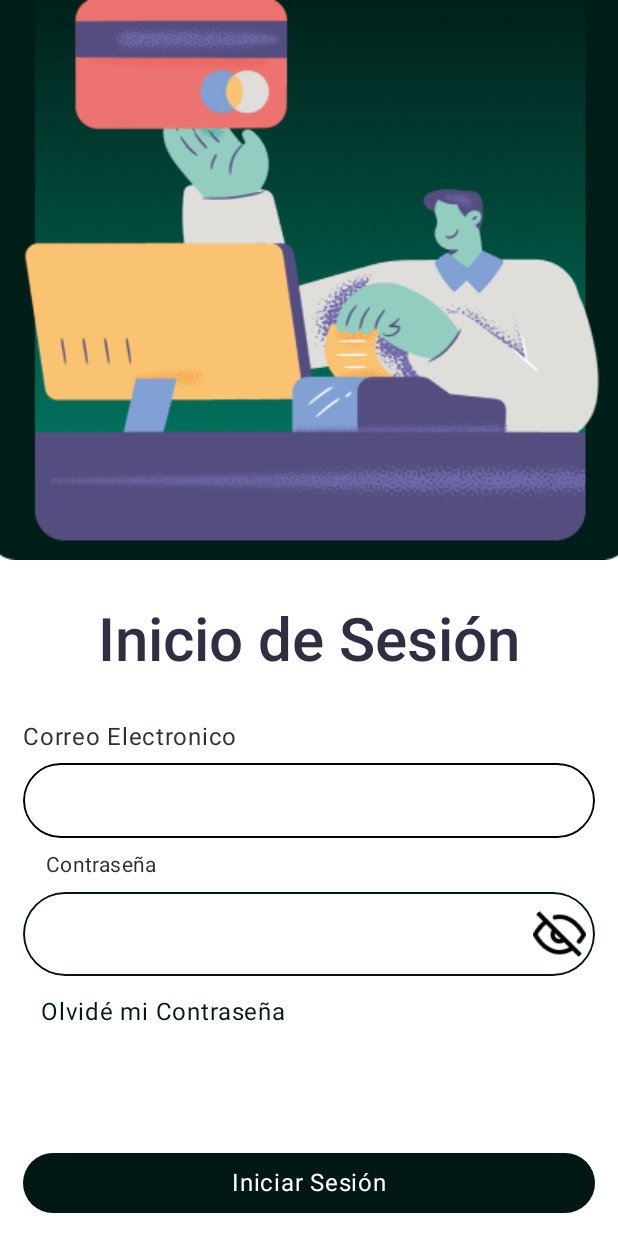
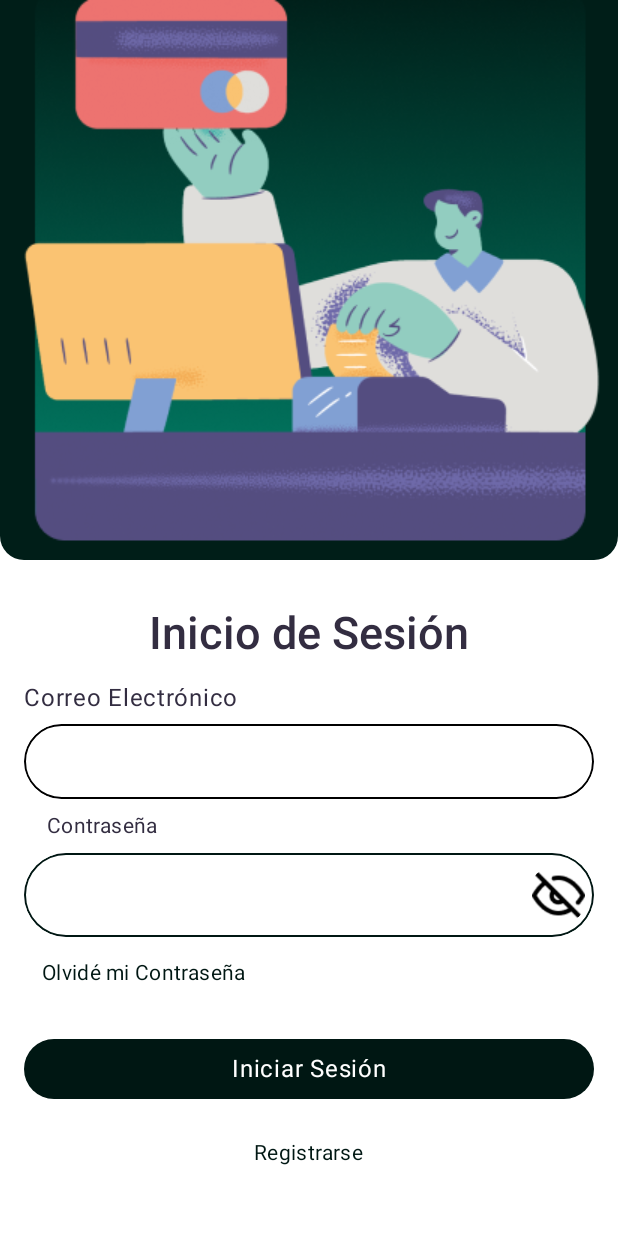
Before and after one commit to VieraFederico/Poty_Mobile, an Android app built with Jetpack Compose: the screen it shows after launch (MainActivity), after a tap on "Iniciar Sesión", on a phone screen of 412 x 824 dp. Run offline under Robolectric (Android 15) with nearby library versions, the phone set to English and light mode, and no system bars.

Commit message:
login responsive

```diff
--- a/app/src/main/java/hci/mobile/poty/screens/login/LoginScreen.kt
+++ b/app/src/main/java/hci/mobile/poty/screens/login/LoginScreen.kt
@@ -1,45 +1,41 @@
 package hci.mobile.poty.screens.login
 
 import androidx.compose.foundation.Image
-import androidx.compose.foundation.layout.Arrangement
-import androidx.compose.foundation.layout.Column
-import androidx.compose.foundation.layout.Spacer
-import androidx.compose.foundation.layout.fillMaxSize
-import androidx.compose.foundation.layout.fillMaxWidth
-import androidx.compose.foundation.layout.height
-import androidx.compose.foundation.layout.padding
-import androidx.compose.material3.Button
-import androidx.compose.material3.MaterialTheme
-import androidx.compose.material3.OutlinedTextField
-import androidx.compose.material3.Scaffold
-import androidx.compose.material3.Text
-import androidx.compose.runtime.Composable
-import androidx.compose.runtime.getValue
-import androidx.compose.ui.Modifier
-import androidx.compose.ui.tooling.preview.Preview
-import androidx.compose.ui.unit.dp
-import hci.mobile.poty.ui.theme.PotyTheme
 import androidx.compose.foundation.layout.*
+import androidx.compose.foundation.shape.RoundedCornerShape
 import androidx.compose.material3.*
-import androidx.compose.material3.Typography
 import androidx.compose.runtime.*
-
 import androidx.compose.runtime.collectAsState
 import androidx.compose.ui.Alignment
+import androidx.compose.ui.Modifier
+import androidx.compose.ui.draw.clip
 import androidx.compose.ui.layout.ContentScale
 import androidx.compose.ui.res.painterResource
+import androidx.compose.ui.tooling.preview.Preview
+import androidx.compose.ui.unit.Dp
+import androidx.compose.ui.unit.dp
 import hci.mobile.poty.R
+import hci.mobile.poty.ui.theme.PotyTheme
 import hci.mobile.poty.ui.theme.White
 import hci.mobile.poty.utils.PasswordFieldWithLabel
 import hci.mobile.poty.utils.TextFieldWithLabel
+import hci.mobile.poty.utils.WindowSizeClass
+import hci.mobile.poty.utils.calculateWindowSizeClass
+import hci.mobile.poty.utils.isLandscape
+import hci.mobile.poty.utils.isTablet
 
 @Composable
 fun LoginScreen(
     viewModel: LoginViewModel = androidx.lifecycle.viewmodel.compose.viewModel(),
     onLoginSuccess: () -> Unit,
-    onNavigateToRegister: () -> Unit
+    onNavigateToRegister: () -> Unit,
+    mockWindowSizeClass: WindowSizeClass? = null
 ) {
     val state by viewModel.state.collectAsState()
+    val windowSizeClass = mockWindowSizeClass ?: calculateWindowSizeClass()
+    val isLandscape = windowSizeClass.isLandscape()
+    val isTablet = windowSizeClass.isTablet()
+    val contentPadding = if (isTablet) 32.dp else 16.dp
 
     viewModel.onLoginSuccess = onLoginSuccess
 
@@ -48,35 +44,142 @@ fun LoginScreen(
             modifier = Modifier.fillMaxSize(),
             containerColor = MaterialTheme.colorScheme.onBackground,
         ) { innerPadding ->
+            if (isLandscape) {
+                Row(
+                    modifier = Modifier
+                        .fillMaxSize()
+                        .padding(innerPadding)
+                ) {
+                Column(
+                    modifier = Modifier
+                        .padding(innerPadding)
+                ) {
+                    LoginImageSection(
+                        modifier = Modifier
+                            .fillMaxHeight(),
+                        windowSizeClass = windowSizeClass
+                    )
+                }
+                Column(modifier = Modifier
+                    .padding(innerPadding)
+                ){
+                    LoginContentSection(
+                        modifier = Modifier
+                            .fillMaxHeight(),
+                        state = state,
+                        viewModel = viewModel,
+                        onNavigateToRegister = onNavigateToRegister,
+                        contentPadding = contentPadding,
+                        windowSizeClass = windowSizeClass
+                    )
+                }
+                }
+
+            } else {
                 Column(
                     modifier = Modifier
                         .fillMaxSize()
                         .padding(innerPadding),
-                    verticalArrangement = Arrangement.Top
+                    verticalArrangement = Arrangement.Top,
+                    horizontalAlignment = Alignment.CenterHorizontally
                 ) {
+
+                    if((windowSizeClass.isTablet() && windowSizeClass.isLandscape()) || !windowSizeClass.isTablet()){
+                        LoginImageSection(
+                            modifier = Modifier
+                                .fillMaxWidth(),
+                            windowSizeClass = windowSizeClass
+                        )
+                    }else{
+                        LoginImageSection(
+                            modifier = Modifier
+                                .fillMaxWidth().fillMaxHeight(0.5f),
+                            windowSizeClass = windowSizeClass
+                        )
+                    }
+
+
+                    LoginContentSection(
+                        modifier = Modifier
+                            .fillMaxWidth(),
+                        state = state,
+                        viewModel = viewModel,
+                        onNavigateToRegister = onNavigateToRegister,
+                        contentPadding = contentPadding,
+                        windowSizeClass = windowSizeClass
+                    )
+                }
+            }
+        }
+    }
+}
+
+@Composable
+fun LoginImageSection(
+    modifier: Modifier,
+    windowSizeClass: WindowSizeClass
+) {
+    val isLandscape = windowSizeClass.isLandscape()
+    val shape = if (isLandscape) {
+        RoundedCornerShape(topStart = 0.dp, topEnd = 16.dp, bottomStart = 0.dp, bottomEnd = 16.dp)
+    } else {
+        RoundedCornerShape(topStart = 0.dp, topEnd = 0.dp, bottomStart = 16.dp, bottomEnd = 16.dp)
+    }
+
+    Box(
+        contentAlignment = Alignment.Center
+    ) {
+        if (!isLandscape) {
             Image(
                 painter = painterResource(id = R.drawable.loginreg),
-                        contentDescription = "Foto Landing",
-                        modifier = Modifier.fillMaxWidth(),
+                contentDescription = "Login Image",
+                modifier = modifier
+                    .clip(shape)
+                    .fillMaxWidth(),
                 contentScale = ContentScale.Crop
             )
+        } else {
+            val height = if(windowSizeClass.isTablet()) 0.8f else 1f
+            Image(
+                painter = painterResource(id = R.drawable.login2),
+                contentDescription = "Login Image",
+                modifier = modifier.wrapContentSize(Alignment.Center).fillMaxWidth(0.5f).fillMaxHeight(height),
+                contentScale = ContentScale.Crop
+            )}
 
-                    Spacer(modifier = Modifier.height(30.dp))
+    }
 
+}
+
+
+@Composable
+fun LoginContentSection(
+    modifier: Modifier,
+    state: LoginState,
+    viewModel: LoginViewModel,
+    onNavigateToRegister: () -> Unit,
+    contentPadding: Dp,
+    windowSizeClass: WindowSizeClass
+) {
+    Column(
+        modifier = modifier
+            .padding(contentPadding)
+            .fillMaxSize(),
+        verticalArrangement = Arrangement.Center,
+        horizontalAlignment = Alignment.CenterHorizontally
+    ) {
         Text(
             text = "Inicio de Sesión",
-                        style = MaterialTheme.typography.titleLarge,
+            style = if (windowSizeClass.isTablet()) MaterialTheme.typography.titleLarge else MaterialTheme.typography.titleMedium,
             modifier = Modifier
                 .padding(bottom = 16.dp)
-                            .align(Alignment.CenterHorizontally)
         )
 
-                        Column(modifier = Modifier.padding(15.dp)) {
-
         TextFieldWithLabel(
-                            label = "Correo Electronico",
+            label = "Correo Electrónico",
             value = state.email,
-                            onValueChange = {viewModel.updateEmail(it)}
+            onValueChange = { viewModel.updateEmail(it) },
+            modifier = Modifier.fillMaxWidth()
         )
 
         Spacer(modifier = Modifier.height(8.dp))
@@ -84,19 +187,21 @@ fun LoginScreen(
         PasswordFieldWithLabel(
             label = "Contraseña",
             value = state.password,
-                            onValueChange = {viewModel.updatePassword(it)}
+            onValueChange = { viewModel.updatePassword(it) },
+            modifier = Modifier.fillMaxWidth()
         )
 
         TextButton(
             onClick = onNavigateToRegister,
+            modifier = Modifier.align(Alignment.Start)
         ) {
             Text(
-                                    text="Olvidé mi Contraseña",
-                                    style = MaterialTheme.typography.bodyLarge,
+                text = "Olvidé mi Contraseña",
+                style = MaterialTheme.typography.bodyMedium,
             )
         }
 
-                        Spacer(modifier = Modifier.height(70.dp))
+        Spacer(modifier = Modifier.height(16.dp))
 
         Button(
             onClick = {
@@ -105,11 +210,10 @@ fun LoginScreen(
             modifier = Modifier.fillMaxWidth()
         ) {
             Text(
-                                text="Iniciar Sesión",
+                text = "Iniciar Sesión",
                 color = White,
                 style = MaterialTheme.typography.bodyLarge,
             )
-
         }
 
         Spacer(modifier = Modifier.height(8.dp))
@@ -119,11 +223,12 @@ fun LoginScreen(
             modifier = Modifier.fillMaxWidth()
         ) {
             Text(
-                                text="Registrarse",
+                text = "Registrarse",
                 style = MaterialTheme.typography.bodyMedium,
             )
         }
 
+        if (state.errorMessage.isNotEmpty()) {
             Text(
                 text = state.errorMessage,
                 color = MaterialTheme.colorScheme.error,
@@ -133,15 +238,61 @@ fun LoginScreen(
         }
     }
 }
-    }
+
+
+
+@Preview(
+    name = "Medium Phone Portrait",
+    device = "spec:width=411dp,height=914dp",
+    showBackground = true
+)
+@Composable
+fun LoginScreenMediumPhonePortraitPreview() {
+    LoginScreen(
+        onLoginSuccess = {},
+        onNavigateToRegister = {},
+        mockWindowSizeClass = WindowSizeClass.MediumPhone
+    )
 }
 
-
-@Preview
+@Preview(
+    name = "Medium Phone Landscape",
+    device = "spec:width=914dp,height=411dp",
+    showBackground = true
+)
 @Composable
-fun LoginScreenPreview() {
+fun LoginScreenMediumPhoneLandscapePreview() {
     LoginScreen(
         onLoginSuccess = {},
-        onNavigateToRegister = {}
+        onNavigateToRegister = {},
+        mockWindowSizeClass = WindowSizeClass.MediumPhoneLandscape
     )
 }
+
+@Preview(
+    name = "Medium Tablet Portrait",
+    device = "spec:width=800dp,height=1280dp",
+    showBackground = true
+)
+@Composable
+fun LoginScreenMediumTabletPortraitPreview() {
+    LoginScreen(
+        onLoginSuccess = {},
+        onNavigateToRegister = {},
+        mockWindowSizeClass = WindowSizeClass.MediumTablet
+    )
+}
+
+@Preview(
+    name = "Medium Tablet Landscape",
+    device = "spec:width=1280dp,height=800dp",
+    showBackground = true
+)
+@Composable
+fun LoginScreenMediumTabletLandscapePreview() {
+    LoginScreen(
+        onLoginSuccess = {},
+        onNavigateToRegister = {},
+        mockWindowSizeClass = WindowSizeClass.MediumTabletLandscape
+    )
+}
--- a/app/src/main/java/hci/mobile/poty/utils/sharedFunctions.kt
+++ b/app/src/main/java/hci/mobile/poty/utils/sharedFunctions.kt
@@ -57,17 +57,18 @@ fun ErrorMessage(message: String) {
 
 @Composable
 fun TextFieldWithLabel(
+    modifier: Modifier = Modifier,
     label: String,
     value: String,
     onValueChange: (String) -> Unit,
     isPassword: Boolean = false,
     maxLength: Int? = null,
-    regex: Regex? = null
+    regex: Regex? = null,
 ) {
     Text(
         text = label,
         style = MaterialTheme.typography.bodyLarge,
-        modifier = Modifier.padding(bottom = 8.dp)
+        modifier = modifier.padding(bottom = 8.dp)
     )
     OutlinedTextField(
         value = value,
@@ -76,7 +77,7 @@ fun TextFieldWithLabel(
                 onValueChange(newValue)
             }
         },
-        modifier = Modifier
+        modifier = modifier
             .fillMaxWidth()
             .clip(RoundedCornerShape(50.dp))
             .height(50.dp)
@@ -226,6 +227,7 @@ private fun convertMillisToDate(millis: Long): String {
 
 @Composable
 fun PasswordFieldWithLabel(
+    modifier: Modifier = Modifier,
     label: String,
     value: String,
     onValueChange: (String) -> Unit,
@@ -237,13 +239,13 @@ fun PasswordFieldWithLabel(
         Text(
             text = label,
             style = MaterialTheme.typography.bodyMedium,
-            modifier = Modifier.padding(start = 15.dp, bottom = 8.dp)
+            modifier = modifier.padding(start = 15.dp, bottom = 8.dp)
         )
 
         OutlinedTextField(
             value = value,
             onValueChange = onValueChange,
-            modifier = Modifier
+            modifier = modifier
                 .fillMaxWidth()
                 .clip(RoundedCornerShape(50.dp))
                 .height(56.dp)
@@ -262,7 +264,7 @@ fun PasswordFieldWithLabel(
                         painter = painterResource(id = if (isPasswordVisible) R.drawable.eye else R.drawable.eye_off),
                         contentDescription = if (isPasswordVisible) "Ocular Contraseña" else "Mostrar Contraseña",
                         tint = Black,
-                        modifier = Modifier.size(35.dp)
+                        modifier = modifier.size(35.dp)
                     )
                 }
             }
```
Lines whose indentation alone changed are shown as unchanged.
